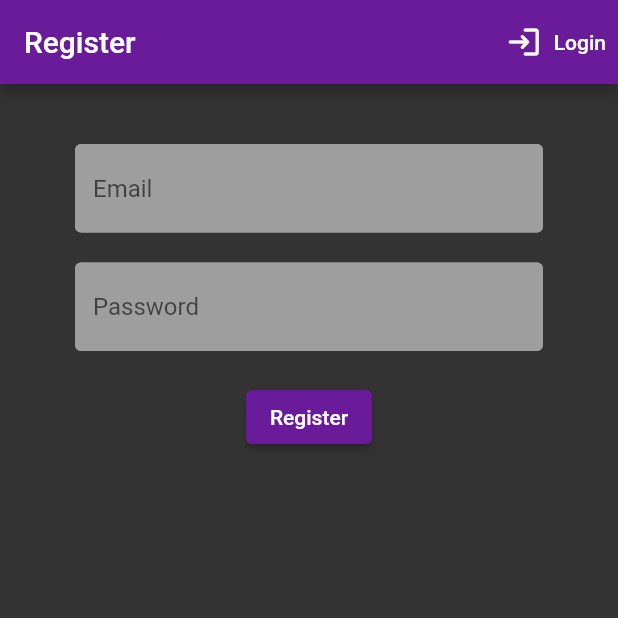
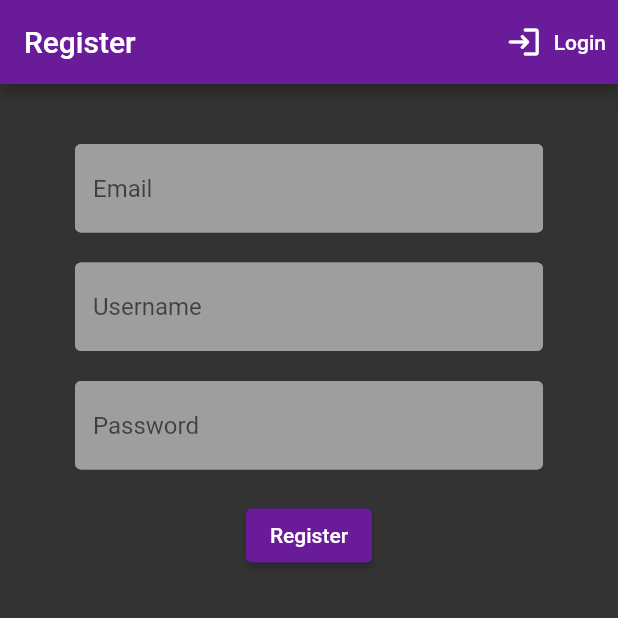
Before and after one commit to JoaoPedroVisconti/TrackMoneyFirebase, a Flutter app: the screen it shows after launch, after a tap on "Login", after a tap on "Register", on a phone screen of 412 x 824 dp, the top half of it. Run offline on Flutter 3.47's test engine with Material 2 defaults, Android fonts, the light colour scheme and no system bars; our stand-ins replace card_swiper, cloud_firestore, firebase_auth, firebase_core, flutter_spinkit; accounts and stored records are empty.

Commit message:
Add the collection user and add usre when register

```diff
--- a/track_money/lib/models/user_model.dart
+++ b/track_money/lib/models/user_model.dart
@@ -4,6 +4,8 @@ class UserModel {
   UserModel({required this.uid});
 
   factory UserModel.initialData() {
-    return UserModel(uid: '');
+    return UserModel(
+      uid: '',
+    );
   }
 }
--- a/track_money/lib/screens/authenticate/register.dart
+++ b/track_money/lib/screens/authenticate/register.dart
@@ -17,6 +17,7 @@ class _RegisterState extends State<Register> {
   final _formKey = GlobalKey<FormState>();
 
   // TextField State
+  String username = '';
   String email = '';
   String password = '';
   String error = '';
@@ -30,7 +31,7 @@ class _RegisterState extends State<Register> {
       });
 
       dynamic result =
-          await _auth.registerWithEmailAndPassword(email, password);
+          await _auth.registerWithEmailAndPassword(email, password, username);
 
       if (result == null) {
         setState(() {
@@ -64,6 +65,7 @@ class _RegisterState extends State<Register> {
               padding: EdgeInsets.symmetric(vertical: 20, horizontal: 50),
               child: Form(
                 key: _formKey,
+                child: SingleChildScrollView(
                   child: Column(
                     children: [
                       SizedBox(
@@ -78,6 +80,21 @@ class _RegisterState extends State<Register> {
                         onChanged: (val) {
                           setState(() {
                             email = val;
+                          });
+                        },
+                      ),
+                      SizedBox(
+                        height: 20,
+                      ),
+                      TextFormField(
+                        decoration:
+                            textInputDecoration.copyWith(hintText: 'Username'),
+                        validator: (val) => (val == null || val.isEmpty)
+                            ? 'Enter Username'
+                            : null,
+                        onChanged: (val) {
+                          setState(() {
+                            username = val;
                           });
                         },
                       ),
@@ -118,6 +135,7 @@ class _RegisterState extends State<Register> {
                   ),
                 ),
               ),
+            ),
           );
   }
 }
--- a/track_money/lib/services/database_service.dart
+++ b/track_money/lib/services/database_service.dart
@@ -1,4 +1,5 @@
 import 'package:cloud_firestore/cloud_firestore.dart';
+import 'package:firebase_auth/firebase_auth.dart';
 import 'package:track_money/models/wallet_model.dart';
 
 class DatabaseService {
@@ -7,15 +8,29 @@ class DatabaseService {
   DatabaseService({required this.uid});
 
   // Collection reference
-  final CollectionReference walletsCollection =
-      FirebaseFirestore.instance.collection('wallets');
+  final FirebaseFirestore db = FirebaseFirestore.instance;
 
+  // Create a Wallet
   Future createWallet(String name, String description, double balance) async {
-    return await walletsCollection.doc(uid).set({
+    return await db.collection('wallets').doc(uid).set({
       'name': name,
       'description': description,
       'balance': balance,
     });
+  }
+
+  // Create a User in Firestore
+  Future createUser(String userId, String username, String email) async {
+    db.doc('/users/$username').get().then((doc) => {
+          if (doc.exists) {null}
+          else {
+            db.doc('/users/$username').set({
+              'userId': userId,
+              'username': username,
+              'email': email,
+            })
+          }
+        });
   }
 
   // Wallet list from snapshot
@@ -30,6 +45,6 @@ class DatabaseService {
 
   // Get Wallets stream
   Stream<List<Wallet>> get walletsStream {
-    return walletsCollection.snapshots().map(_walletListFromSnapshot);
+    return db.collection('wallets').snapshots().map(_walletListFromSnapshot);
   }
 }
```
Also changed, not shown: track_money/lib/services/auth_service.dart (+3 -16 lines). Lines whose indentation alone changed are shown as unchanged.
